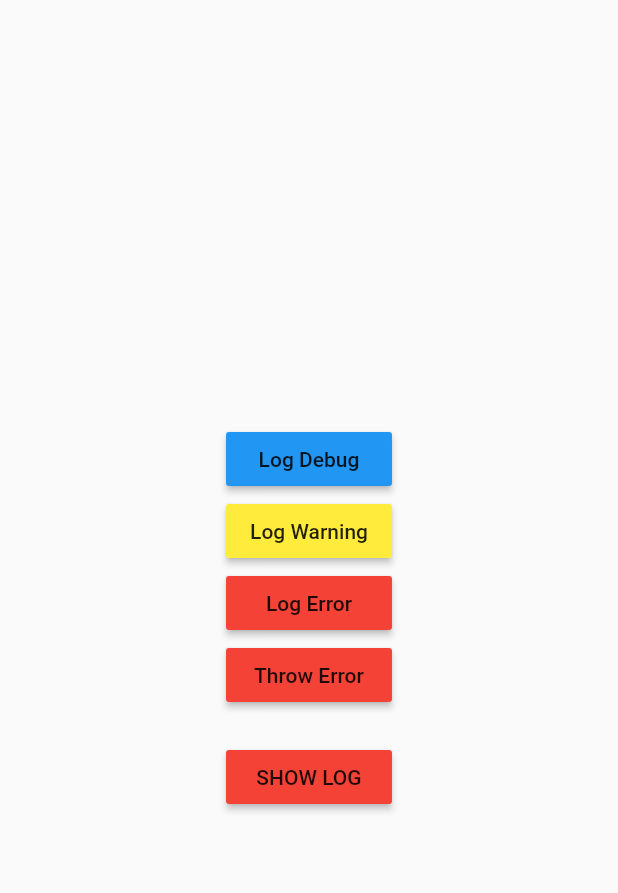
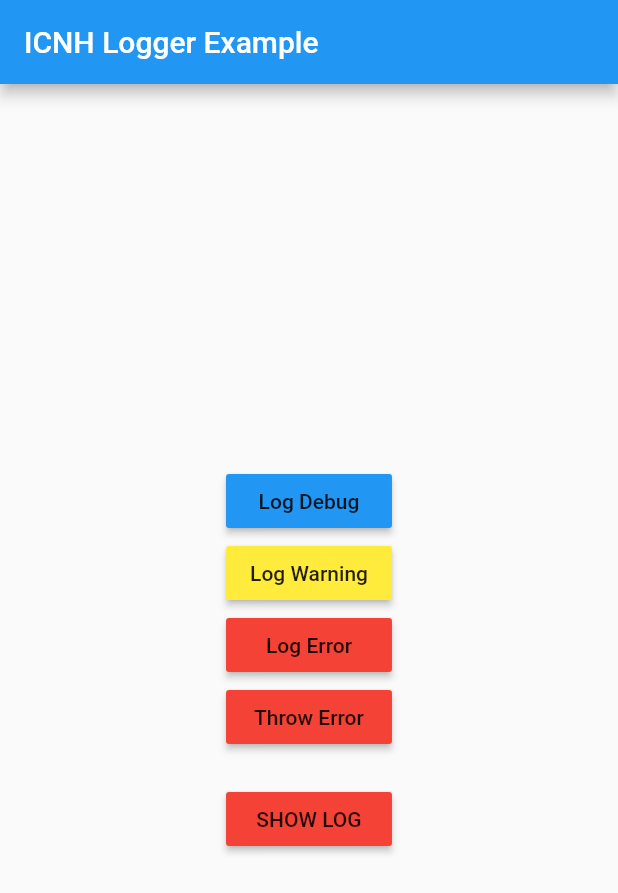
Before and after one commit to icnh/icnh_logger, a Flutter app: the screen it shows after launch, on a phone screen of 412 x 824 dp. Shown: the top 893 px of the screen. Run offline on Flutter 3.47's test engine with Material 2 defaults, Android fonts, the phone set to English and light mode, and no system bars.

```diff
--- a/example/lib/main.dart
+++ b/example/lib/main.dart
@@ -30,6 +30,9 @@ class _MyHomePageState extends State<MyHomePage> {
   @override
   Widget build(BuildContext context) {
     return Scaffold(
+      appBar: AppBar(
+        title: Text('ICNH Logger Example'),
+      ),
       body: Stack(
         children: [
           Center(
@@ -77,10 +80,8 @@ class _MyHomePageState extends State<MyHomePage> {
             ),
           ),
           if (_showLog)
-            SafeArea(
-              child: LogView(
-                onClose: () => setState(() => _showLog = false),
-              ),
+            LogView(
+              onClose: () => setState(() => _showLog = false),
             ),
         ],
       ),
```
Also changed, not shown: example.gif (added), 1 other file.
